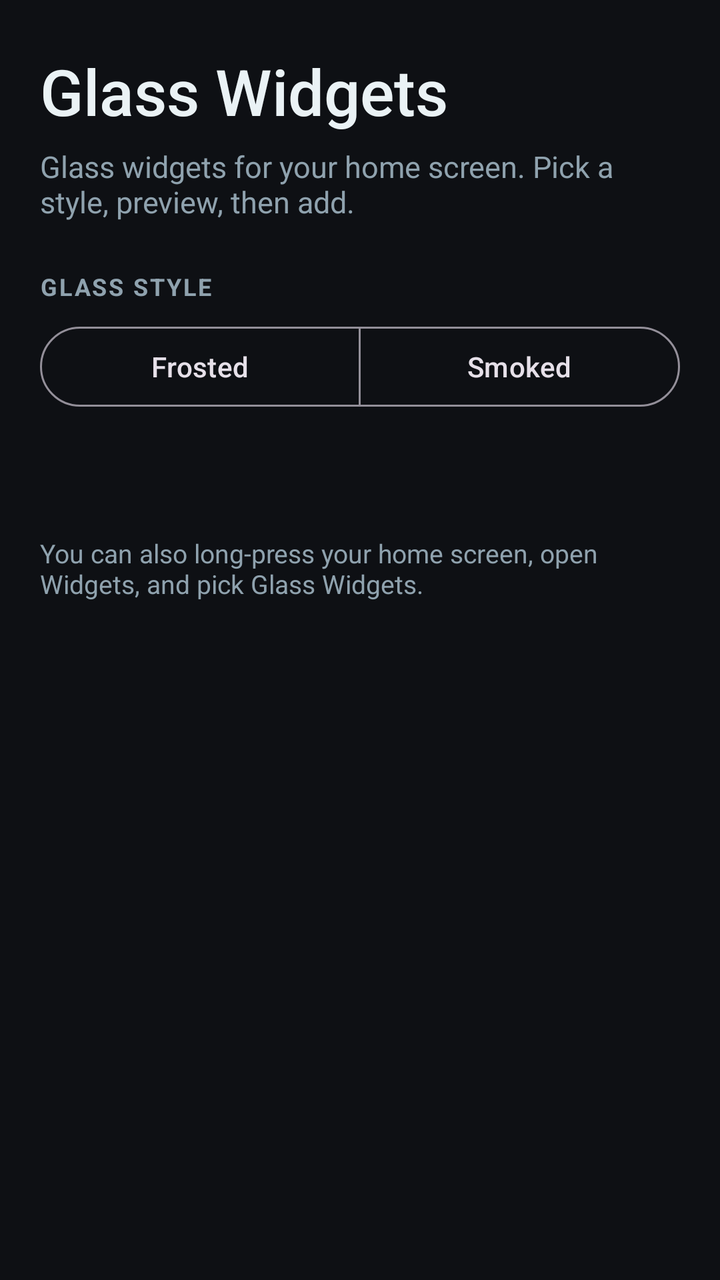
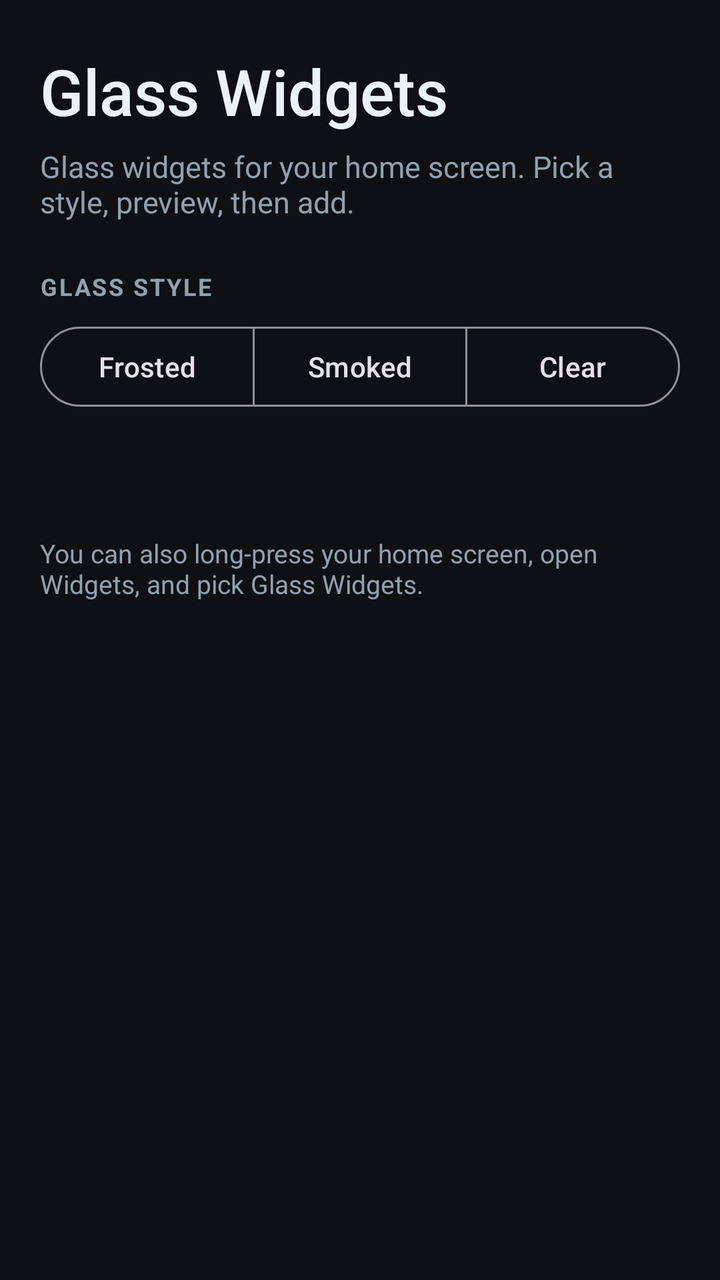

Before-and-after screenshots of an Android layout around one commit, followed by the original layout XML and the change that was made.
<!-- AndroidManifest.xml: application theme Theme.GlassWidgets -->
<!-- res/layout/activity_main.xml -->
<?xml version="1.0" encoding="utf-8"?>
<ScrollView xmlns:android="http://schemas.android.com/apk/res/android"
    xmlns:app="http://schemas.android.com/apk/res-auto"
    android:layout_width="match_parent"
    android:layout_height="match_parent"
    android:background="@color/app_bg"
    android:clipToPadding="false"
    android:fillViewport="true"
    android:paddingStart="20dp"
    android:paddingTop="24dp"
    android:paddingEnd="20dp"
    android:paddingBottom="32dp">

    <LinearLayout
        android:layout_width="match_parent"
        android:layout_height="wrap_content"
        android:orientation="vertical">

        <TextView
            android:layout_width="wrap_content"
            android:layout_height="wrap_content"
            android:fontFamily="sans-serif-medium"
            android:text="@string/app_name"
            android:textColor="@color/text_primary"
            android:textSize="32sp" />

        <TextView
            android:layout_width="match_parent"
            android:layout_height="wrap_content"
            android:layout_marginTop="6dp"
            android:text="@string/library_subtitle"
            android:textColor="@color/text_secondary"
            android:textSize="15sp" />

        <TextView
            android:layout_width="wrap_content"
            android:layout_height="wrap_content"
            android:layout_marginTop="24dp"
            android:letterSpacing="0.08"
            android:text="@string/style_label"
            android:textAllCaps="true"
            android:textColor="@color/text_secondary"
            android:textSize="12sp"
            android:textStyle="bold" />

        <com.google.android.material.button.MaterialButtonToggleGroup
            android:id="@+id/style_group"
            android:layout_width="match_parent"
            android:layout_height="wrap_content"
            android:layout_marginTop="8dp"
            app:selectionRequired="true"
            app:singleSelection="true">

            <com.google.android.material.button.MaterialButton
                android:id="@+id/btn_frosted"
                style="?attr/materialButtonOutlinedStyle"
                android:layout_width="0dp"
                android:layout_height="wrap_content"
                android:layout_weight="1"
                android:text="@string/style_frosted" />

            <com.google.android.material.button.MaterialButton
                android:id="@+id/btn_smoked"
                style="?attr/materialButtonOutlinedStyle"
                android:layout_width="0dp"
                android:layout_height="wrap_content"
                android:layout_weight="1"
                android:text="@string/style_smoked" />

        </com.google.android.material.button.MaterialButtonToggleGroup>

        <TextView
            android:id="@+id/library_label"
            android:layout_width="wrap_content"
            android:layout_height="wrap_content"
            android:layout_marginTop="28dp"
            android:layout_marginBottom="12dp"
            android:letterSpacing="0.08"
            android:textAllCaps="true"
            android:textColor="@color/text_secondary"
            android:textSize="12sp"
            android:textStyle="bold" />

        <androidx.recyclerview.widget.RecyclerView
            android:id="@+id/widget_list"
            android:layout_width="match_parent"
            android:layout_height="wrap_content"
            android:overScrollMode="never" />

        <TextView
            android:layout_width="match_parent"
            android:layout_height="wrap_content"
            android:layout_marginTop="4dp"
            android:text="@string/footer_hint"
            android:textColor="@color/text_secondary"
            android:textSize="13sp" />

    </LinearLayout>

</ScrollView>
<!-- resources referenced by this layout -->
<resources>
  <color name="app_bg">#0E1014</color>
  <color name="text_primary">#EAF2F5</color>
  <color name="text_secondary">#8FA2AE</color>
  <string name="app_name">Glass Widgets</string>
  <string name="footer_hint">You can also long-press your home screen, open Widgets, and pick Glass Widgets.</string>
  <string name="library_subtitle">Glass widgets for your home screen. Pick a style, preview, then add.</string>
  <string name="style_frosted">Frosted</string>
  <string name="style_label">Glass style</string>
  <string name="style_smoked">Smoked</string>
  <style name="Theme.GlassWidgets" parent="Theme.Material3.Dark.NoActionBar">
          <item name="colorPrimary">@color/accent</item>
          <item name="colorOnPrimary">@color/on_accent</item>
          <item name="colorSecondaryContainer">@color/accent_container</item>
          <item name="colorOnSecondaryContainer">@color/text_primary</item>
          <item name="android:windowBackground">@color/app_bg</item>
          <item name="android:statusBarColor">@color/app_bg</item>
          <item name="android:navigationBarColor">@color/app_bg</item>
      </style>
  <color name="accent">#4FD0E0</color>
  <color name="on_accent">#06191D</color>
  <color name="accent_container">#17414A</color>
</resources>

<!-- the commit's change to res/layout/activity_main.xml (unified diff, before → after) -->
@@ -67,6 +67,14 @@
                 android:layout_weight="1"
                 android:text="@string/style_smoked" />
 
+            <com.google.android.material.button.MaterialButton
+                android:id="@+id/btn_clear"
+                style="?attr/materialButtonOutlinedStyle"
+                android:layout_width="0dp"
+                android:layout_height="wrap_content"
+                android:layout_weight="1"
+                android:text="@string/style_clear" />
+
         </com.google.android.material.button.MaterialButtonToggleGroup>
 
         <TextView
<!-- resource entries referenced after the edit -->
@@ -6,6 +6,7 @@
   <string name="app_name">Glass Widgets</string>
   <string name="footer_hint">You can also long-press your home screen, open Widgets, and pick Glass Widgets.</string>
   <string name="library_subtitle">Glass widgets for your home screen. Pick a style, preview, then add.</string>
+  <string name="style_clear">Clear</string>
   <string name="style_frosted">Frosted</string>
   <string name="style_label">Glass style</string>
   <string name="style_smoked">Smoked</string>
